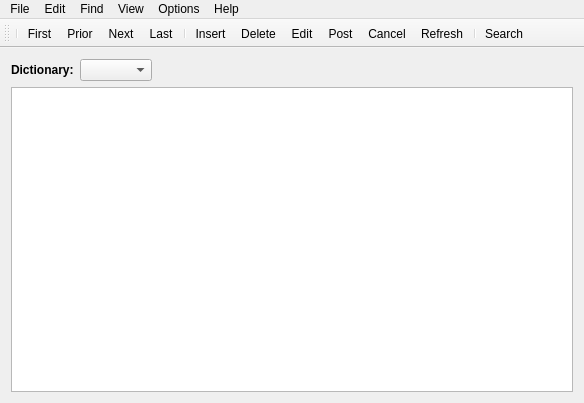
The window that Forms/CMain.ui (skynowa/iTeacher) describes before a commit, drawn with Qt 5.
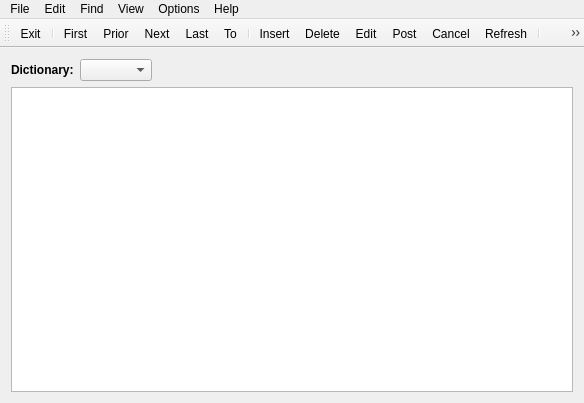
The same window after the commit. Icons and pictures are not drawn.

Commit message: ADD: actEdit_To ADD: current row save in ini file

What changed in the file:
```diff
--- a/Forms/CMain.ui
+++ b/Forms/CMain.ui
@@ -143,11 +143,13 @@
    <attribute name="toolBarBreak">
     <bool>false</bool>
    </attribute>
+   <addaction name="actFile_Exit"/>
    <addaction name="separator"/>
    <addaction name="actEdit_First"/>
    <addaction name="actEdit_Prior"/>
    <addaction name="actEdit_Next"/>
    <addaction name="actEdit_Last"/>
+   <addaction name="actEdit_To"/>
    <addaction name="separator"/>
    <addaction name="actEdit_Insert"/>
    <addaction name="actEdit_Delete"/>
@@ -331,6 +333,15 @@
     <string>About</string>
    </property>
   </action>
+  <action name="actEdit_To">
+   <property name="icon">
+    <iconset resource="../Resources/App.qrc">
+     <normaloff>:/Menu/Menu/To.bmp</normaloff>:/Menu/Menu/To.bmp</iconset>
+   </property>
+   <property name="text">
+    <string>To...</string>
+   </property>
+  </action>
  </widget>
  <layoutdefault spacing="6" margin="11"/>
  <resources>
```
Left out of the diff: 1 changed line with no effect on the pictures. The commit also changes 5 other files.
